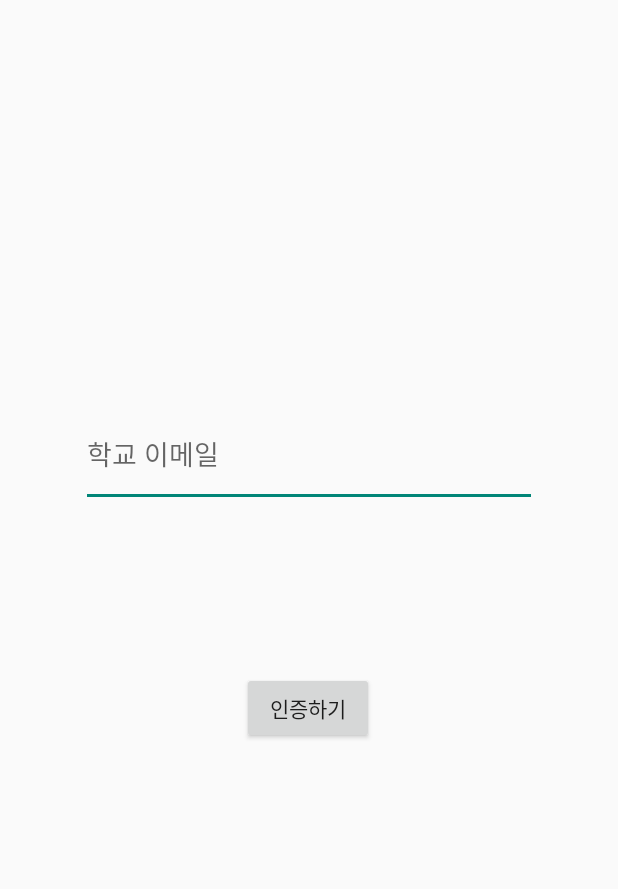
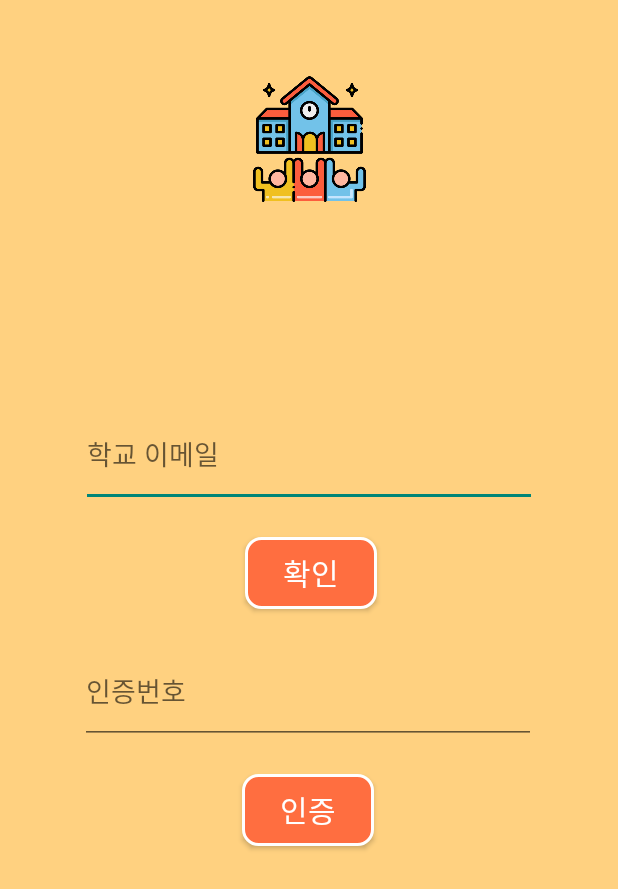
Before and after one commit to JEONGEUN0204/UNI-D, an Android app: the CheckActivity screen opened directly, with no data from a screen before it, on a phone screen of 412 x 824 dp. Shown: the top 889 px of the screen. Run offline under Robolectric (Android 15) with nearby library versions, the phone set to English and light mode, and no system bars.

Commit message:
no message

```diff
--- a/android/InitScreen/app/src/main/java/com/hackathon/initscreen/CheckActivity.kt
+++ b/android/InitScreen/app/src/main/java/com/hackathon/initscreen/CheckActivity.kt
@@ -1,7 +1,9 @@
 package com.hackathon.initscreen
 
+import android.content.Intent
 import androidx.appcompat.app.AppCompatActivity
 import android.os.Bundle
+import android.widget.Toast
 import com.hackathon.initscreen.databinding.ActivityCheckBinding
 
 class CheckActivity : AppCompatActivity() {
@@ -12,6 +14,15 @@ class CheckActivity : AppCompatActivity() {
         binding = ActivityCheckBinding.inflate(layoutInflater)
         setContentView(binding.root)
 
-        binding.checkBtn.setOnClickListener {  }
+        binding.emailSendBtn.setOnClickListener {
+            //인증번호 전송
+            Toast.makeText(this@CheckActivity,"인증번호가 전송되었습니다.", Toast.LENGTH_SHORT).show()
+       }
+
+        binding.checkBtn.setOnClickListener {
+            //인증되면 로그인 화면으로
+                val intent= Intent(this,LoginActivity::class.java)
+                startActivity(intent)
+        }
     }
 }
--- a/android/InitScreen/app/src/main/res/layout/activity_check.xml
+++ b/android/InitScreen/app/src/main/res/layout/activity_check.xml
@@ -2,8 +2,10 @@
 <androidx.constraintlayout.widget.ConstraintLayout xmlns:android="http://schemas.android.com/apk/res/android"
     xmlns:app="http://schemas.android.com/apk/res-auto"
     xmlns:tools="http://schemas.android.com/tools"
+    android:id="@+id/check_num"
     android:layout_width="match_parent"
     android:layout_height="match_parent"
+    android:background="@color/background"
     tools:context=".CheckActivity">
 
     <EditText
@@ -19,15 +21,62 @@
         app:layout_constraintTop_toTopOf="parent"
         app:layout_constraintVertical_bias="0.355" />
 
+    <EditText
+        android:id="@+id/check_num_text"
+        android:layout_width="304dp"
+        android:layout_height="70dp"
+        android:layout_marginTop="20dp"
+        android:ems="10"
+        android:hint="인증번호"
+        android:inputType="textEmailAddress"
+        app:layout_constraintBottom_toBottomOf="parent"
+        app:layout_constraintEnd_toEndOf="parent"
+        app:layout_constraintHorizontal_bias="0.495"
+        app:layout_constraintStart_toStartOf="parent"
+        app:layout_constraintTop_toBottomOf="@+id/email_send_btn"
+        app:layout_constraintVertical_bias="0.0" />
+
     <Button
         android:id="@+id/check_btn"
         android:layout_width="wrap_content"
         android:layout_height="wrap_content"
-        android:text="인증하기"
+        android:layout_marginTop="20dp"
+        android:background="@drawable/btn_style"
+        android:fontFamily="@font/dohyeonregular"
+        android:text="인증"
+        android:textColor="@android:color/white"
+        android:textSize="20sp"
         app:layout_constraintBottom_toBottomOf="parent"
         app:layout_constraintEnd_toEndOf="parent"
         app:layout_constraintHorizontal_bias="0.498"
         app:layout_constraintStart_toStartOf="parent"
+        app:layout_constraintTop_toBottomOf="@+id/check_num_text"
+        app:layout_constraintVertical_bias="0.0" />
+
+    <Button
+        android:id="@+id/email_send_btn"
+        android:layout_width="wrap_content"
+        android:layout_height="wrap_content"
+        android:layout_marginTop="20dp"
+        android:background="@drawable/btn_style"
+        android:fontFamily="@font/dohyeonregular"
+        android:text="확인"
+        android:textColor="@android:color/white"
+        android:textSize="20sp"
+        app:layout_constraintBottom_toBottomOf="parent"
+        app:layout_constraintEnd_toEndOf="parent"
+        app:layout_constraintHorizontal_bias="0.504"
+        app:layout_constraintStart_toStartOf="parent"
         app:layout_constraintTop_toBottomOf="@+id/email_text"
-        app:layout_constraintVertical_bias="0.251" />
+        app:layout_constraintVertical_bias="0.0" />
+
+    <ImageView
+        android:id="@+id/school_image"
+        android:layout_width="86dp"
+        android:layout_height="86dp"
+        android:layout_marginTop="50dp"
+        app:layout_constraintEnd_toEndOf="parent"
+        app:layout_constraintStart_toStartOf="parent"
+        app:layout_constraintTop_toTopOf="parent"
+        app:srcCompat="@drawable/school" />
 </androidx.constraintlayout.widget.ConstraintLayout>
```
Also changed, not shown: android/InitScreen/app/src/main/java/com/hackathon/initscreen/FindActivity.kt (+9 -0 lines), android/InitScreen/app/src/main/res/layout/activity_find.xml (+33 -10 lines), android/InitScreen/app/src/main/res/layout/activity_join.xml (+17 -0 lines), android/InitScreen/app/src/main/res/layout/activity_login.xml (+10 -0 lines).
